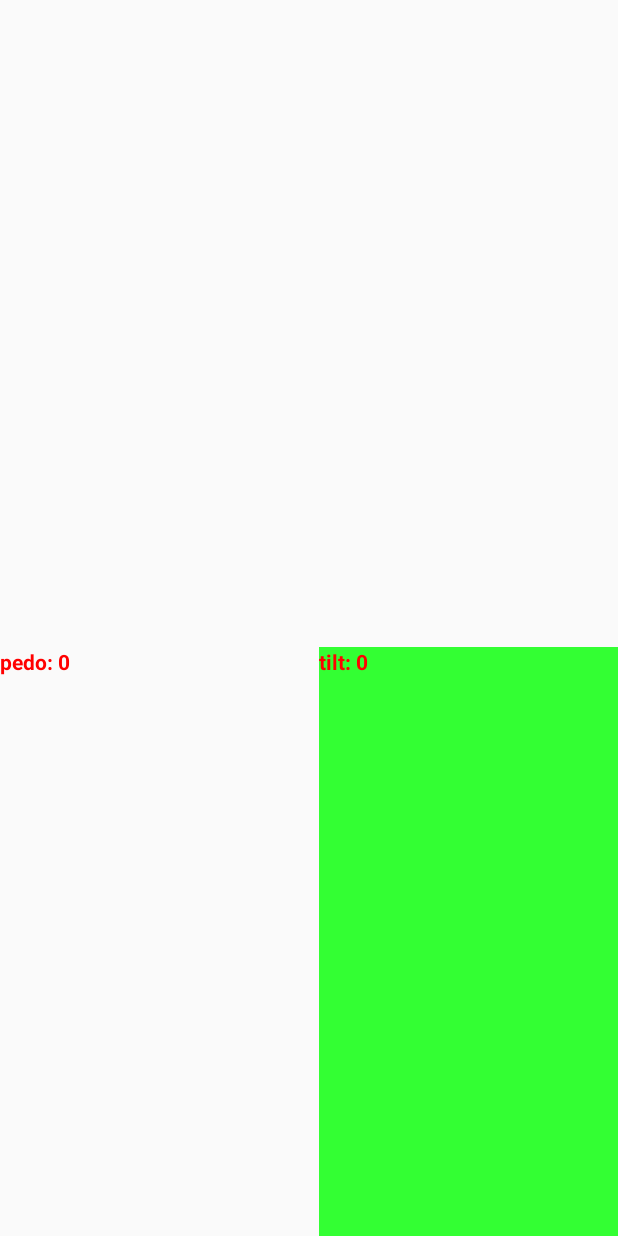
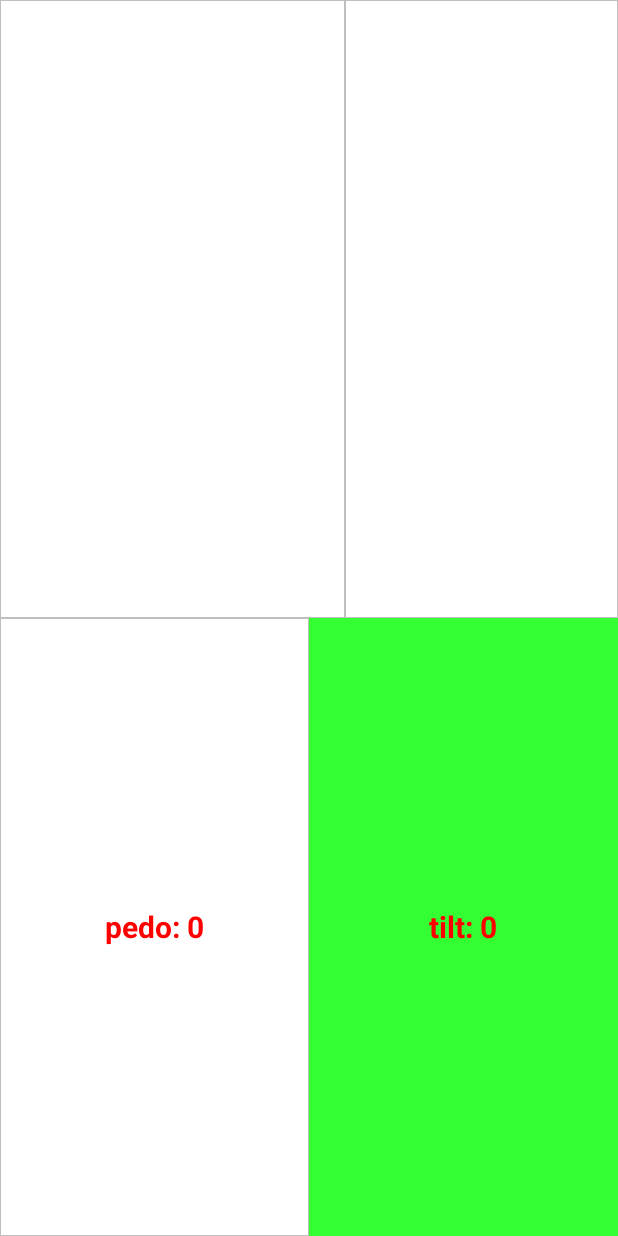
Before and after one commit to space-station/pedo-and-tilt, an Android app: the screen it shows after launch (MainActivity), after a tap on "tilt: 0", on a phone screen of 412 x 824 dp. Run offline under Robolectric (Android 15) with nearby library versions, the phone set to English and light mode, and no system bars.

Commit message:
modify layout file

```diff
--- /dev/null
+++ b/app/src/main/res/drawable/layout_border.xml
@@ -0,0 +1,11 @@
+<?xml version="1.0" encoding="utf-8"?>
+<shape xmlns:android="http://schemas.android.com/apk/res/android"
+    android:layout_height="match_parent"
+    android:layout_width="match_parent">
+
+    <solid android:color="#FFFFFF" />
+
+    <stroke
+        android:width="0.01dp"
+        android:color="#BFBFBF" />
+</shape>
--- a/app/src/main/res/layout/activity_main.xml
+++ b/app/src/main/res/layout/activity_main.xml
@@ -9,7 +9,7 @@
 
     <LinearLayout
         android:layout_width="match_parent"
-        android:layout_height="wrap_content"
+        android:layout_height="0dp"
         android:orientation="horizontal"
         android:layout_weight="1">
 
@@ -17,23 +17,24 @@
             android:layout_width="wrap_content"
             android:layout_height="match_parent"
             android:layout_weight="1"
-            android:orientation="vertical">
+            android:orientation="vertical"
+            android:background="@drawable/layout_border">
 
             <TextView
                 android:id="@+id/acc_x"
-                android:layout_width="wrap_content"
+                android:layout_width="48dp"
                 android:layout_height="wrap_content"
                 android:textStyle="bold"
                 />
             <TextView
                 android:id="@+id/acc_y"
-                android:layout_width="wrap_content"
+                android:layout_width="48dp"
                 android:layout_height="wrap_content"
                 android:textStyle="bold"
                 />
             <TextView
                 android:id="@+id/acc_z"
-                android:layout_width="wrap_content"
+                android:layout_width="48dp"
                 android:layout_height="wrap_content"
                 android:textStyle="bold"
                 />
@@ -44,7 +45,8 @@
             android:layout_width="wrap_content"
             android:layout_height="match_parent"
             android:layout_weight="1"
-            android:orientation="vertical">
+            android:orientation="vertical"
+            android:background="@drawable/layout_border">
 
             <TextView
                 android:id="@+id/gsensor_x"
@@ -73,31 +75,40 @@
     <LinearLayout
 
         android:layout_width="match_parent"
-        android:layout_height="wrap_content"
+        android:layout_height="0dp"
         android:orientation="horizontal"
         android:layout_weight="1">
-
+        <LinearLayout
+            android:id="@+id/first"
+            android:layout_width="0dp"
+            android:layout_height="match_parent"
+            android:layout_weight="1"
+            android:background="@drawable/layout_border">
         <TextView
             android:id="@+id/pedo"
-            android:layout_width="wrap_content"
-            android:layout_height="wrap_content"
-            android:layout_weight="1"
+            android:layout_width="match_parent"
+            android:layout_height="match_parent"
             android:textStyle="bold"
+            android:textSize="20dp"
+            android:gravity="center"
             />
+        </LinearLayout>
         <LinearLayout
             android:id="@+id/second"
-            android:layout_width="wrap_content"
+            android:layout_width="0dp"
             android:layout_height="match_parent"
-            android:layout_weight="1">
+            android:layout_weight="1"
+            android:background="@drawable/layout_border">
 
         <TextView
             android:id="@+id/tilt"
             android:layout_width="match_parent"
             android:layout_height="match_parent"
-            android:text="Hello World!"
+            android:gravity="center"
             android:textStyle="bold"
             android:focusable="true"
             android:clickable="true"
+            android:textSize="20dp"
             />
         </LinearLayout>
 
```
